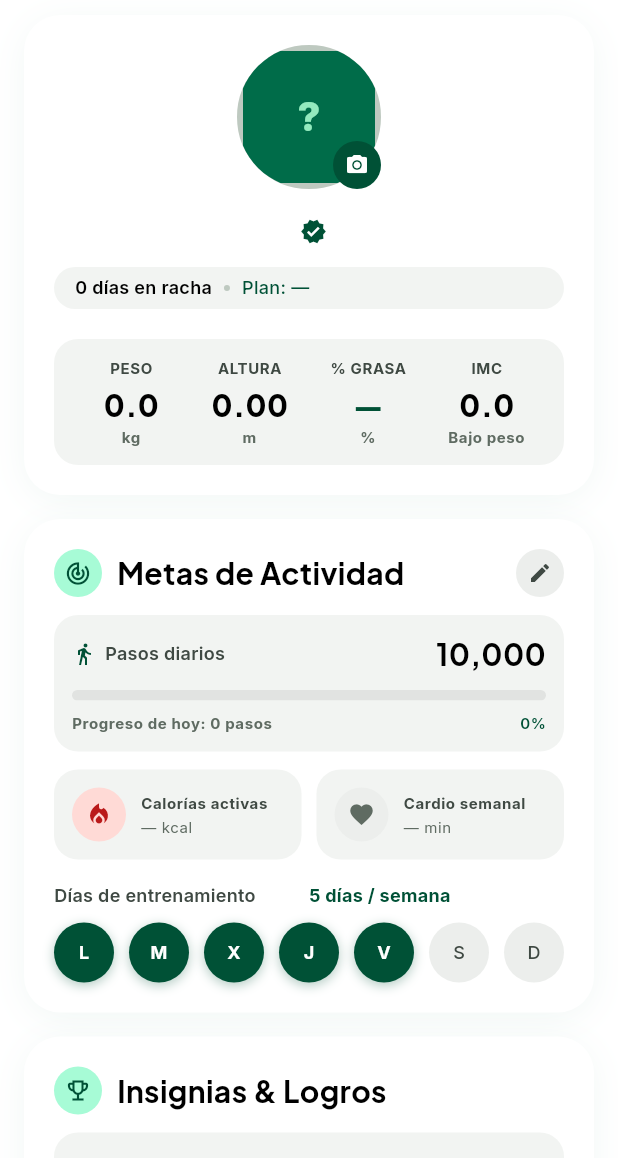
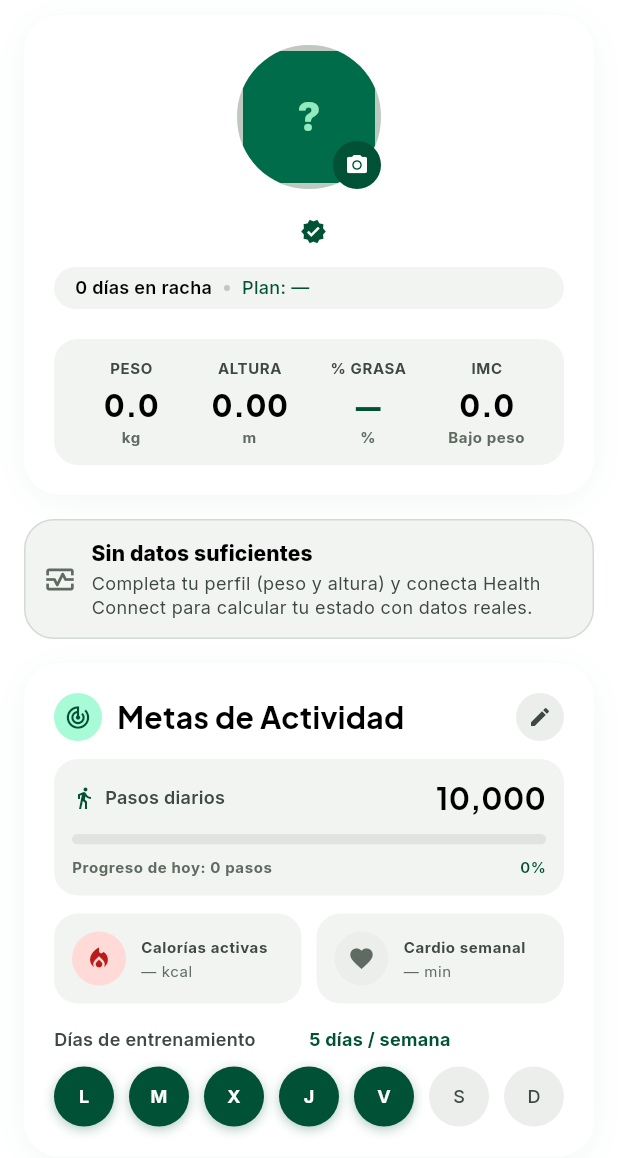
Before and after one commit to maurodev22/FitPulse, a Flutter app: the ProfileScreen screen opened directly, on a phone screen of 412 x 824 dp, the part 78-1236 px from its top. Run offline on Flutter 3.47's test engine with Material 3 defaults, Android fonts, the phone set to English and light mode, and no system bars; our stand-ins replace camera, flutter_local_notifications, google_mobile_ads, image_picker, pedometer, share_plus and 2 more; missing offline and left inert: google_mlkit_pose_detection, health; accounts and stored records are empty.

Commit message:
P20: estado de salud honesto (malo/regular/bueno/excelente) en Home y Perfil + metas minimas investigadas
- Metas: pasos min 1000 (antes 1) y kcal min 1200 (antes 500, suelo nutricional
  seguro investigado); Validators.validarMetaPasos/validarMetaKcal con mensajes
  localizados pfMetaPasosMin/pfMetaKcalMin.
- lib/state/estado_salud.dart: clasificador puro Dart. Cada metrica real puntua
  0-3 (IMC por OMS/NHLBI, pasos por edad segun Paluch Lancet Public Health 2022,
  gasto activo segun OMS, sueno 7-9h, agua 2.5 L) y el promedio decide el estado.
  Con <2 metricas con dato: 'Sin datos suficientes' (nunca inventa; pulso fuera
  por no ser reposo).
- lib/widgets/estado_salud_card.dart: tarjeta con desglose por metrica y aviso
  orientativo; colores malo rojo, regular amarillo, bueno verde, excelente azul
  (claro/oscuro, WCAG AA).
- AppState.estadoSalud pasa solo datos con fuente real. Integrada en Home (bajo
  Dia ideal) y Perfil (compacta bajo el hero).
- Tests: 159/159 (test/estado_salud_test.dart + 2 reglas metas en
  validaciones_test.dart), flutter analyze 0 issues.
- Docs: PLAN.md P20 + inventario, GUIA_TESTEO_COMPLETA.md seccion 26.

```diff
--- a/lib/screens/home_screen.dart
+++ b/lib/screens/home_screen.dart
@@ -10,6 +10,7 @@ import '../state/workout.dart';
 import '../theme.dart';
 import '../utils/validators.dart';
 import '../widgets/common.dart';
+import '../widgets/estado_salud_card.dart';
 import '../widgets/racha_chip.dart';
 import 'workout_player_screen.dart';
 
@@ -161,6 +162,8 @@ class _HomeScreenState extends State<HomeScreen> {
                 crossAxisAlignment: CrossAxisAlignment.start,
                 children: [
                   const _DiaIdealCard(),
+                  const SizedBox(height: 24),
+                  const EstadoSaludCard(),
                   const SizedBox(height: 24),
                   _buildResumenHoy(),
                   const SizedBox(height: 24),
--- a/lib/services/locale_service.dart
+++ b/lib/services/locale_service.dart
@@ -199,6 +199,30 @@ class AppStrings {
         'Obesidad' => _t('Obesidad', 'Obesity'),
         _ => es,
       };
+
+  // ---- Estado de salud (P20) ----
+  String get esTitulo => _t('Estado de salud', 'Health status');
+  String get esSub => _t('Con datos reales de hoy', 'From real data today');
+  String get esMalo => _t('Malo', 'Poor');
+  String get esRegular => _t('Regular', 'Fair');
+  String get esBueno => _t('Bueno', 'Good');
+  String get esExcelente => _t('Excelente', 'Excellent');
+  String get esSinDatos => _t('Sin datos suficientes', 'Not enough data');
+  String get esSinDatosSub => _t(
+      'Completa tu perfil (peso y altura) y conecta Health Connect para '
+      'calcular tu estado con datos reales.',
+      'Complete your profile (weight & height) and connect Health Connect to '
+      'calculate your status from real data.');
+  String esBasadoEn(int n) =>
+      _t('Basado en $n métricas reales', 'Based on $n real metrics');
+  String get esOrientativo => _t(
+      'Orientativo: no sustituye un diagnóstico profesional',
+      'For reference only: not a professional diagnosis');
+  String get esMetImc => _t('IMC', 'BMI');
+  String get esMetPasos => _t('Pasos', 'Steps');
+  String get esMetGasto => _t('Gasto activo', 'Active burn');
+  String get esMetSuenio => _t('Sueño', 'Sleep');
+  String get esMetAgua => _t('Agua', 'Water');
   String recetaCategoria(String es) => switch (es) {
         'Todas' => _t('Todas', 'All'),
         'Alta Proteína' => _t('Alta Proteína', 'High Protein'),
@@ -572,7 +596,15 @@ class AppStrings {
   String get pfEditarMetas => _t('Editar metas', 'Edit goals');
   String get pfMetaPasos => _t('Meta de pasos diarios', 'Daily steps goal');
   String get pfMetaCalorias => _t('Meta de calorías diarias (kcal)', 'Daily calories goal (kcal)');
-  String get pfMetaInvalida => _t('Introduce valores válidos (pasos > 0, kcal 500–10000)', 'Enter valid values (steps > 0, kcal 500–10000)');
+  String get pfMetaPasosMin => _t(
+      'La meta de pasos debe estar entre 1000 y 100000',
+      'Steps goal must be between 1000 and 100000');
+  String get pfMetaKcalMin => _t(
+      'La meta de calorías debe estar entre 1200 y 10000 kcal',
+      'Calories goal must be between 1200 and 10000 kcal');
+  String get pfMetaInvalida => _t(
+      'Introduce valores válidos (pasos ≥ 1000, kcal 1200–10000)',
+      'Enter valid values (steps ≥ 1000, kcal 1200–10000)');
   String get pfPasosDiarios => _t('Pasos diarios', 'Daily steps');
   String get pfCaloriasActivas => _t('Calorías activas', 'Active calories');
   String get pfCardioSemanal => _t('Cardio semanal', 'Weekly cardio');
--- a/lib/state/app_state.dart
+++ b/lib/state/app_state.dart
@@ -8,6 +8,7 @@ import 'package:shared_preferences/shared_preferences.dart';
 import '../services/health_service.dart';
 import '../services/usage_log_service.dart';
 import 'athlete_profile.dart';
+import 'estado_salud.dart';
 import 'registros.dart';
 import 'workout.dart';
 import 'workout_catalog.dart';
@@ -269,6 +270,19 @@ class AppState extends ChangeNotifier {
   }
   double? get gastoActivoHoy => _healthToday.gastoActivoKcal;
   int? get tiempoActivoMin => _healthToday.tiempoActivoMin;
+
+  /// Estado de salud honesto del día (P20): clasifica las métricas REALES
+  /// disponibles (IMC del perfil, pasos del sensor, gasto activo/sueño/agua
+  /// de Health Connect o manual). Nunca inventa: con menos de 2 métricas con
+  /// dato devuelve "sin datos suficientes".
+  ResultadoEstadoSalud get estadoSalud => clasificarEstadoSalud(
+        imc: (profile.alturaM > 0 && profile.pesoKg > 0) ? profile.imc : null,
+        edad: profile.edad > 0 ? profile.edad : null,
+        pasos: healthDisponible ? pasosHoy : null,
+        gastoActivoKcal: gastoActivoConPermiso ? gastoActivoHoy : null,
+        suenio: suenioConPermiso ? suenioHoy : null,
+        aguaLitros: aguaHoy,
+      );
 
   // --- Permisos concedidos por métrica (para textos honestos) ---
   bool get pulsoConPermiso =>
--- /dev/null
+++ b/lib/state/estado_salud.dart
@@ -0,0 +1,182 @@
+/// Clasificación honesta del estado de salud diario de FitPulse.
+///
+/// Se calcula SOLO con métricas reales que el usuario aporta cada día
+/// (IMC del perfil, pasos del sensor, gasto activo y sueño de Health
+/// Connect, agua manual o de Health Connect). Nunca se inventa un estado:
+/// con menos de 2 métricas con dato se responde "sin datos suficientes".
+///
+/// Puntuación por métrica (0–3, fuentes documentadas):
+/// - IMC: 18,5–24,9 → 3 · 25–29,9 → 2 · 16,5–18,4 o 30–39,9 → 1 ·
+///   <16,5 o ≥40 → 0 (categorías de la OMS/NHLBI).
+/// - Pasos (Paluch et al., *Lancet Public Health* 2022): <60 años:
+///   ≥8000 → 3, ≥4000 → 2, ≥2000 → 1, resto → 0; ≥60 años: ≥6000 → 3,
+///   ≥3500 → 2, ≥1500 → 1, resto → 0.
+/// - Gasto activo (OMS: 150–300 min/sem moderada ≈ 150–250 kcal/día):
+///   ≥300 → 3, ≥150 → 2, ≥50 → 1, resto → 0.
+/// - Sueño (adultos 7–9 h): 7–9 → 3; 6–7 o 9–10 → 2; 5–6 o 10–12 → 1;
+///   <5 o >12 → 0.
+/// - Agua (meta del día): ≥2,5 L → 3; ≥1,5 → 2; ≥0,5 → 1; resto → 0.
+///
+/// Estado final por promedio de las métricas con dato:
+/// ≥2,5 → excelente · 1,75–2,49 → bueno · 1,0–1,74 → regular · <1,0 → malo.
+library;
+
+/// Estados de salud honestos, de peor a mejor.
+enum EstadoSalud { malo, regular, bueno, excelente }
+
+/// Métricas que pueden participar en el estado de salud.
+enum MetricaEstado { imc, pasos, gastoActivo, suenio, agua }
+
+/// Puntuación (0–3) de una métrica con dato real.
+class PuntuacionMetrica {
+  const PuntuacionMetrica({
+    required this.metrica,
+    required this.puntos,
+    required this.detalle,
+  });
+
+  final MetricaEstado metrica;
+
+  /// Puntos obtenidos (0–3).
+  final int puntos;
+
+  /// Valor real formateado para mostrar (p. ej. '21.8', '6542',
+  /// '312 kcal', '7h 30m', '2.0 L'). Nunca inventado.
+  final String detalle;
+}
+
+/// Resultado de la clasificación diaria del estado de salud.
+class ResultadoEstadoSalud {
+  const ResultadoEstadoSalud._({
+    required this.estado,
+    required this.promedio,
+    required this.metricas,
+  });
+
+  /// Estado final; `null` cuando no hay datos suficientes.
+  final EstadoSalud? estado;
+
+  /// Promedio de las métricas con dato (0 si no hay datos).
+  final double promedio;
+
+  /// Métricas reales utilizadas (nunca se inventan).
+  final List<PuntuacionMetrica> metricas;
+
+  /// `true` cuando se necesitan más métricas reales para opinar.
+  bool get sinDatos => estado == null;
+}
+
+/// Clasifica el estado de salud con los datos reales disponibles.
+///
+/// Cada parámetro es `null` si no hay dato real de esa métrica (sin permiso,
+/// sin sensor, o sin valor registrado hoy); esas métricas se ignoran por
+/// honestidad. Con menos de 2 métricas con dato no hay estado.
+ResultadoEstadoSalud clasificarEstadoSalud({
+  double? imc,
+  int? edad,
+  int? pasos,
+  double? gastoActivoKcal,
+  Duration? suenio,
+  double? aguaLitros,
+}) {
+  final metricas = <PuntuacionMetrica>[
+    if (imc != null && imc > 0)
+      PuntuacionMetrica(
+        metrica: MetricaEstado.imc,
+        puntos: _puntosImc(imc),
+        detalle: imc.toStringAsFixed(1),
+      ),
+    if (pasos != null && pasos >= 0)
+      PuntuacionMetrica(
+        metrica: MetricaEstado.pasos,
+        puntos: _puntosPasos(pasos, edad),
+        detalle: '$pasos',
+      ),
+    if (gastoActivoKcal != null)
+      PuntuacionMetrica(
+        metrica: MetricaEstado.gastoActivo,
+        puntos: _puntosGastoActivo(gastoActivoKcal),
+        detalle: '${gastoActivoKcal.round()} kcal',
+      ),
+    if (suenio != null)
+      PuntuacionMetrica(
+        metrica: MetricaEstado.suenio,
+        puntos: _puntosSuenio(suenio),
+        detalle: _formatoSuenio(suenio),
+      ),
+    if (aguaLitros != null && aguaLitros >= 0)
+      PuntuacionMetrica(
+        metrica: MetricaEstado.agua,
+        puntos: _puntosAgua(aguaLitros),
+        detalle: '${aguaLitros.toStringAsFixed(1)} L',
+      ),
+  ];
+
+  if (metricas.length < 2) {
+    return ResultadoEstadoSalud._(
+      estado: null,
+      promedio: 0,
+      metricas: metricas,
+    );
+  }
+
+  final promedio =
+      metricas.map((m) => m.puntos).reduce((a, b) => a + b) / metricas.length;
+  final estado = promedio >= 2.5
+      ? EstadoSalud.excelente
+      : promedio >= 1.75
+          ? EstadoSalud.bueno
+          : promedio >= 1.0
+              ? EstadoSalud.regular
+              : EstadoSalud.malo;
+  return ResultadoEstadoSalud._(
+    estado: estado,
+    promedio: promedio,
+    metricas: metricas,
+  );
+}
+
+int _puntosImc(double imc) {
+  if (imc < 16.5 || imc >= 40) return 0;
+  if (imc < 18.5 || imc >= 30) return 1;
+  if (imc >= 25) return 2;
+  return 3;
+}
+
+int _puntosPasos(int pasos, int? edad) {
+  final umbral = (edad != null && edad >= 60) ? 6000 : 8000;
+  if (pasos >= umbral) return 3;
+  final segundo = (edad != null && edad >= 60) ? 3500 : 4000;
+  if (pasos >= segundo) return 2;
+  final tercero = (edad != null && edad >= 60) ? 1500 : 2000;
+  if (pasos >= tercero) return 1;
+  return 0;
+}
+
+int _puntosGastoActivo(double kcal) {
+  if (kcal >= 300) return 3;
+  if (kcal >= 150) return 2;
+  if (kcal >= 50) return 1;
+  return 0;
+}
+
+int _puntosSuenio(Duration duracion) {
+  final h = duracion.inMinutes / 60.0;
+  if (h >= 7 && h <= 9) return 3;
+  if ((h >= 6 && h < 7) || (h > 9 && h <= 10)) return 2;
+  if ((h >= 5 && h < 6) || (h > 10 && h <= 12)) return 1;
+  return 0;
+}
+
+int _puntosAgua(double litros) {
+  if (litros >= 2.5) return 3;
+  if (litros >= 1.5) return 2;
+  if (litros >= 0.5) return 1;
+  return 0;
+}
+
+String _formatoSuenio(Duration duracion) {
+  final h = duracion.inHours;
+  final m = duracion.inMinutes.remainder(60);
+  return m == 0 ? '${h}h' : '${h}h ${m}m';
+}
--- a/lib/utils/validators.dart
+++ b/lib/utils/validators.dart
@@ -14,6 +14,15 @@ abstract final class Validators {
   /// Límite diario plausible de agua (litros): ningún humano declara más de
   /// 5 L. Por encima se trata como un error de sinceridad, no como un dato.
   static const double maxAguaDiariaLitros = 5.0;
+
+  /// Metas de actividad honestas (Perfil): el mínimo de pasos es 1000 (una
+  /// meta de 0–999 pasos no es una meta de caminar) y el mínimo de calorías
+  /// diarias es 1200 kcal (suelo nutricional seguro según guías médicas; por
+  /// debajo hay riesgo de déficit sin supervisión profesional).
+  static const int minPasosMeta = 1000;
+  static const int maxPasosMeta = 100000;
+  static const double minKcalMeta = 1200.0;
+  static const double maxKcalMeta = 10000.0;
 
   static final RegExp _nombreRe = RegExp(r"^[A-Za-zÁÉÍÓÚáéíóúÑñÜü' ]+$");
 
@@ -67,4 +76,22 @@ abstract final class Validators {
     if (totalDelDia > maxAguaDiariaLitros) return mensaje;
     return null;
   }
+
+  /// Valida la meta diaria de pasos (1000–100000). `mensaje` es el texto
+  /// localizado que el llamador quiera mostrar si el valor queda fuera.
+  static String? validarMetaPasos(int? pasos, String mensaje) {
+    if (pasos == null || pasos < minPasosMeta || pasos > maxPasosMeta) {
+      return mensaje;
+    }
+    return null;
+  }
+
+  /// Valida la meta diaria de calorías (1200–10000 kcal). `mensaje` es el
+  /// texto localizado que el llamador quiera mostrar si el valor queda fuera.
+  static String? validarMetaKcal(double? kcal, String mensaje) {
+    if (kcal == null || kcal < minKcalMeta || kcal > maxKcalMeta) {
+      return mensaje;
+    }
+    return null;
+  }
 }
--- /dev/null
+++ b/lib/widgets/estado_salud_card.dart
@@ -0,0 +1,223 @@
+import 'package:flutter/material.dart';
+import 'package:provider/provider.dart';
+
+import '../services/locale_service.dart';
+import '../state/app_state.dart';
+import '../state/estado_salud.dart';
+import '../theme.dart';
+
+/// Colores semánticos de cada estado de salud, adaptados a claro/oscuro para
+/// mantener contraste WCAG AA con el texto que se pinta encima.
+Color colorEstadoSalud(EstadoSalud estado, Brightness brillo) {
+  final oscuro = brillo == Brightness.dark;
+  return switch (estado) {
+    EstadoSalud.malo => oscuro ? const Color(0xFFFFB4AB) : const Color(0xFFB3261E),
+    EstadoSalud.regular => oscuro ? const Color(0xFFFFC24B) : const Color(0xFF986100),
+    EstadoSalud.bueno => oscuro ? const Color(0xFF6FFBBE) : const Color(0xFF0B7A4B),
+    EstadoSalud.excelente => oscuro ? const Color(0xFF7FB3FF) : const Color(0xFF1D5FBF),
+  };
+}
+
+/// Texto legible (blanco o negro) sobre [colorEstadoSalud] (WCAG AA).
+Color onColorEstadoSalud(EstadoSalud estado, Brightness brillo) {
+  final c = colorEstadoSalud(estado, brillo);
+  return FitPalette.contraste(c, Colors.white) >= 4.5
+      ? Colors.white
+      : Colors.black;
+}
+
+/// Tarjeta "Estado de salud" (Home y Perfil).
+///
+/// Clasifica el día con las métricas REALES disponibles (IMC del perfil,
+/// pasos del sensor, gasto activo/sueño/agua de Health Connect o manual).
+/// Nunca inventa: con menos de 2 métricas con dato muestra "Sin datos
+/// suficientes". Colores: malo rojo, regular amarillo, bueno verde,
+/// excelente azul.
+class EstadoSaludCard extends StatelessWidget {
+  const EstadoSaludCard({super.key, this.compact = false});
+
+  /// Versión reducida para Perfil (sin desglose por métrica).
+  final bool compact;
+
+  @override
+  Widget build(BuildContext context) {
+    final strings = context.watch<LocaleService>().strings;
+    final state = context.watch<AppState>();
+    final resultado = state.estadoSalud;
+    final brillo = Theme.of(context).brightness;
+
+    if (resultado.sinDatos) {
+      return Container(
+        padding: EdgeInsets.all(compact ? 12 : 16),
+        decoration: BoxDecoration(
+          color: AppColors.surfaceContainerLow,
+          borderRadius: BorderRadius.circular(20),
+          border: Border.all(color: AppColors.outlineVariant.withValues(alpha: 0.6)),
+        ),
+        child: Row(
+          children: [
+            Icon(Icons.monitor_heart_outlined, size: 22, color: AppColors.outline),
+            const SizedBox(width: 10),
+            Expanded(
+              child: Column(
+                crossAxisAlignment: CrossAxisAlignment.start,
+                children: [
+                  Text(
+                    strings.esSinDatos,
+                    style: AppType.labelLg.copyWith(
+                      color: AppColors.onSurface,
+                      fontWeight: FontWeight.w800,
+                    ),
+                  ),
+                  const SizedBox(height: 2),
+                  Text(
+                    strings.esSinDatosSub,
+                    style: AppType.bodySm.copyWith(color: AppColors.onSurfaceVariant),
+                  ),
+                ],
+              ),
+            ),
+          ],
+        ),
+      );
+    }
+
+    final estado = resultado.estado!;
+    final color = colorEstadoSalud(estado, brillo);
+    final onColor = onColorEstadoSalud(estado, brillo);
+
+    return Container(
+      padding: EdgeInsets.all(compact ? 12 : 16),
+      decoration: BoxDecoration(
+        color: color.withValues(alpha: 0.08),
+        borderRadius: BorderRadius.circular(20),
+        border: Border.all(color: color.withValues(alpha: 0.6)),
+      ),
+      child: Column(
+        crossAxisAlignment: CrossAxisAlignment.start,
+        children: [
+          Row(
+            children: [
+              Icon(Icons.monitor_heart_outlined, size: 22, color: color),
+              const SizedBox(width: 10),
+              Expanded(
+                child: Column(
+                  crossAxisAlignment: CrossAxisAlignment.start,
+                  children: [
+                    Text(
+                      strings.esTitulo,
+                      style: AppType.labelLg.copyWith(
+                        color: AppColors.onSurface,
+                        fontWeight: FontWeight.w800,
+                      ),
+                    ),
+                    Text(
+                      strings.esSub,
+                      style: AppType.bodySm.copyWith(color: AppColors.onSurfaceVariant),
+                    ),
+                  ],
+                ),
+              ),
+              Container(
+                padding: const EdgeInsets.symmetric(horizontal: 10, vertical: 4),
+                decoration: BoxDecoration(
+                  color: color,
+                  borderRadius: BorderRadius.circular(999),
+                ),
+                child: Text(
+                  _labelEstado(strings, estado),
+                  style: AppType.labelMd.copyWith(
+                    color: onColor,
+                    fontWeight: FontWeight.w800,
+                    letterSpacing: 0.2,
+                  ),
+                ),
+              ),
+            ],
+          ),
+          if (!compact) ...[
+            const SizedBox(height: 12),
+            Wrap(
+              spacing: 8,
+              runSpacing: 8,
+              children: [
+                for (final m in resultado.metricas)
+                  _MetricaChip(metrica: m, color: color),
+              ],
+            ),
+            const SizedBox(height: 10),
+            Text(
+              '${strings.esBasadoEn(resultado.metricas.length)} · '
+              '${strings.esOrientativo}',
+              style: AppType.labelSm.copyWith(color: AppColors.outline),
+            ),
+          ],
+        ],
+      ),
+    );
+  }
+
+  String _labelEstado(AppStrings strings, EstadoSalud e) => switch (e) {
+        EstadoSalud.malo => strings.esMalo,
+        EstadoSalud.regular => strings.esRegular,
+        EstadoSalud.bueno => strings.esBueno,
+        EstadoSalud.excelente => strings.esExcelente,
+      };
+}
+
+class _MetricaChip extends StatelessWidget {
+  const _MetricaChip({required this.metrica, required this.color});
+
+  final PuntuacionMetrica metrica;
+  final Color color;
+
+  @override
+  Widget build(BuildContext context) {
+    final strings = context.watch<LocaleService>().strings;
+    final nombre = switch (metrica.metrica) {
+      MetricaEstado.imc => strings.esMetImc,
+      MetricaEstado.pasos => strings.esMetPasos,
+      MetricaEstado.gastoActivo => strings.esMetGasto,
+      MetricaEstado.suenio => strings.esMetSuenio,
+      MetricaEstado.agua => strings.esMetAgua,
+    };
+    return Container(
+      padding: const EdgeInsets.symmetric(horizontal: 10, vertical: 6),
+      decoration: BoxDecoration(
+        color: AppColors.surface.withValues(alpha: 0.65),
+        borderRadius: BorderRadius.circular(999),
+        border: Border.all(color: color.withValues(alpha: 0.4)),
+      ),
+      child: Row(
+        mainAxisSize: MainAxisSize.min,
+        children: [
+          Text(
+            nombre,
+            style: AppType.labelMd.copyWith(color: AppColors.onSurfaceVariant),
+          ),
+          const SizedBox(width: 6),
+          Text(
+            metrica.detalle,
+            style: AppType.labelMd.copyWith(
+              color: color,
+              fontWeight: FontWeight.w700,
+            ),
+          ),
+          const SizedBox(width: 6),
+          for (var i = 0; i < 3; i++)
+            Container(
+              width: 6,
+              height: 6,
+              margin: const EdgeInsets.symmetric(horizontal: 1),
+              decoration: BoxDecoration(
+                shape: BoxShape.circle,
+                color: i < metrica.puntos
+                    ? color
+                    : AppColors.surfaceContainerHighest,
+              ),
+            ),
+        ],
+      ),
+    );
+  }
+}
```
Also changed, not shown: lib/screens/profile_screen.dart (+12 -8 lines), 4 other files.
